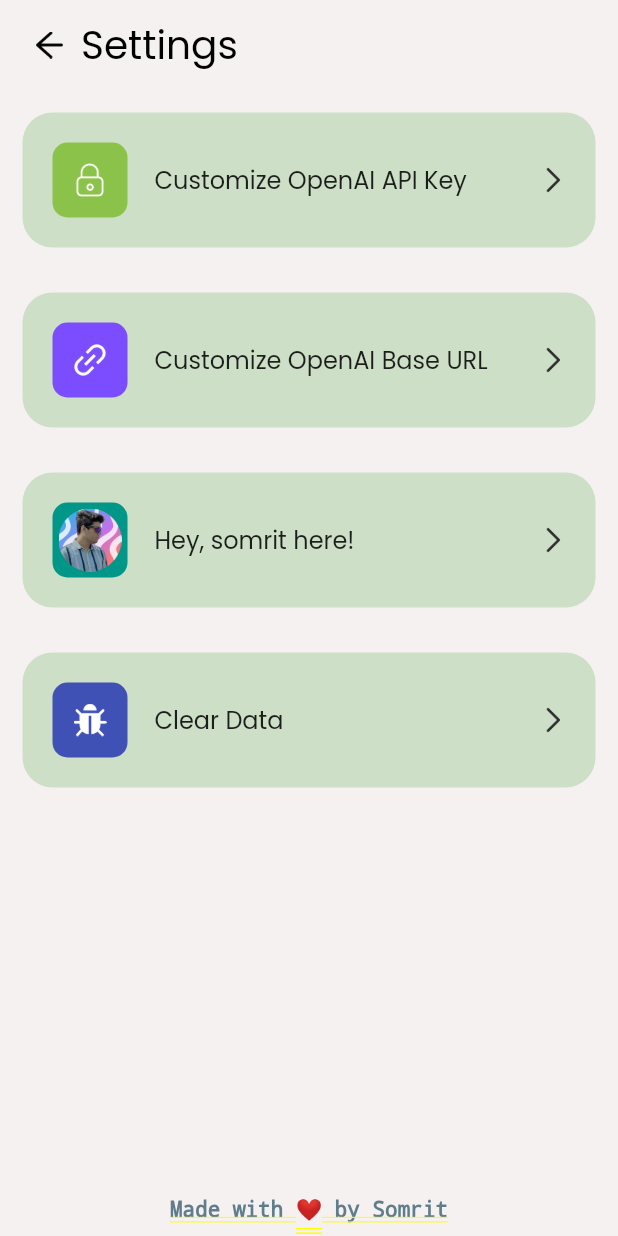
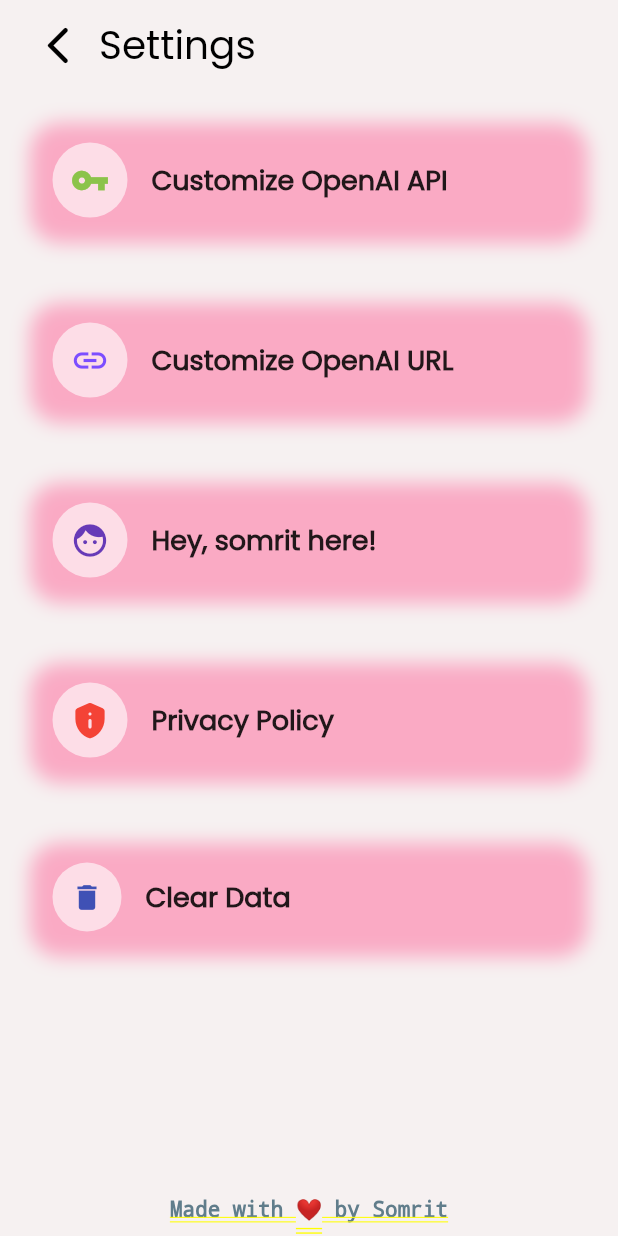
Before and after one commit to somritdasgupta/hypebard, a Flutter app: the screen it shows after launch, after a tap on the "admin panel settings" icon, on a phone screen of 412 x 824 dp. Run offline on Flutter 3.47's test engine with Material 2 defaults, Android fonts, the phone set to English and light mode, and no system bars; our stand-ins replace animated_text_kit, flutter_dotenv, flutter_easyloading, flutter_markdown, flutter_tts, get_storage and 5 more; missing offline and left inert: dart_openai, sp_util.

Commit message:
Squashed those bugs

```diff
--- a/lib/page/HomePage.dart
+++ b/lib/page/HomePage.dart
@@ -150,7 +150,7 @@ class _HomePageState extends State<HomePage> {
                             width: double.maxFinite,
                             child: GestureDetector(
                               onTap: () {
-                                HapticFeedback.vibrate();
+                                Vibration.vibrate(duration: 50);
                                 Utils.jumpPage(
                                     context, const ChatHistoryPage());
                               },
@@ -172,7 +172,7 @@ class _HomePageState extends State<HomePage> {
                                     end: Alignment.bottomRight,
                                     colors: [
                                       Color(
-                                          0xFFB6C5A4), // Customize the gradient start color here
+                                          0xFFCC4E6B), // Customize the gradient start color here
                                       Color(
                                           0xFFF6F1F1), // Customize the gradient end color here
                                     ],
@@ -189,14 +189,16 @@ class _HomePageState extends State<HomePage> {
                                         fontSize: 16,
                                         height: 18 / 16,
                                         fontWeight: FontWeight.bold,
-                                        color: Colors.black54, // Customize the text color here
+                                        color: Colors
+                                            .white, // Customize the text color here
                                       ),
                                     ),
                                     SizedBox(width: 8),
-                                    Image(
-                                      image:
-                                          AssetImage('images/arrow_icon.png'),
-                                      height: 16,
+                                    Icon(
+                                      Icons.arrow_forward_ios_rounded,
+                                      size: 16,
+                                      weight: 60,
+                                      color: Colors.white,
                                     ),
                                   ],
                                 ),
--- a/lib/page/SettingPage.dart
+++ b/lib/page/SettingPage.dart
@@ -1,11 +1,15 @@
 import 'package:flutter/material.dart';
 import 'package:flutter/services.dart';
 import 'package:flutter_easyloading/flutter_easyloading.dart';
+import 'package:hypebard/page/PrivacyPolicyPage.dart';
 import 'package:hypebard/stores/AIChatStore.dart';
 import 'package:hypebard/utils/Chatgpt.dart';
 import 'package:provider/provider.dart';
 import 'package:sp_util/sp_util.dart';
 import 'package:url_launcher/url_launcher.dart';
+import 'package:vibration/vibration.dart';
+
+import '../utils/Utils.dart';
 
 class SettingPage extends StatefulWidget {
   const SettingPage({Key? key}) : super(key: key);
@@ -72,9 +76,11 @@ class _SettingPageState extends State<SettingPage> with WidgetsBindingObserver {
                     child: Row(
                       children: [
                         SizedBox(width: 24),
-                        Image(
-                          width: 18,
-                          image: AssetImage('images/back_icon.png'),
+                        Icon(
+                          Icons.arrow_back_ios_rounded,
+                          size: 30,
+                          weight: 100,
+                          color: Colors.black,
                         ),
                         SizedBox(width: 12),
                         Text(
@@ -103,10 +109,10 @@ class _SettingPageState extends State<SettingPage> with WidgetsBindingObserver {
                 child: Column(
                   children: [
                     renderItemWidget(
-                      'images/key_icon.png',
+                      Icons.vpn_key,
                       Colors.lightGreen,
                       26,
-                      'Customize OpenAI API Key',
+                      'Customize OpenAI API',
                       () async {
                         String cacheKey = ChatGPT.getCacheOpenAIKey();
                         _keyTextEditingController.text = cacheKey;
@@ -114,20 +120,21 @@ class _SettingPageState extends State<SettingPage> with WidgetsBindingObserver {
                       },
                     ),
                     renderItemWidget(
-                      'images/url_icon.png',
+                      Icons.link,
                       Colors.deepPurpleAccent,
                       26,
-                      'Customize OpenAI Base URL',
+                      'Customize OpenAI URL',
                       () async {
                         String cacheUrl = ChatGPT.getCacheOpenAIBaseUrl();
                         _urlTextEditingController.text = cacheUrl;
                         _showCustomOpenAIUrlDialog();
                       },
                     ),
+
                     renderItemWidget(
-                      'images/dev.png',
-                      Colors.teal,
-                      42,
+                      Icons.face,
+                      Colors.deepPurple,
+                      26,
                       'Hey, somrit here!',
                       () async {
                         final Uri url = Uri.parse(
@@ -135,8 +142,21 @@ class _SettingPageState extends State<SettingPage> with WidgetsBindingObserver {
                         launchURL(url.toString());
                       },
                     ),
+
                     renderItemWidget(
-                      'images/debug_icon.png',
+                      Icons.privacy_tip_rounded,
+                      Colors.red,
+                      26,
+                      'Privacy Policy',
+                      () async {
+                                Vibration.vibrate(duration: 50);
+                                Utils.jumpPage(
+                                    context, const PrivacyPolicyPage());
+                              },
+                    ),
+
+                    renderItemWidget(
+                      Icons.delete,
                       Colors.indigo,
                       22,
                       'Clear Data',
@@ -173,77 +193,56 @@ class _SettingPageState extends State<SettingPage> with WidgetsBindingObserver {
   }
 
   Widget renderItemWidget(
-    String iconPath,
-    Color iconBgColor,
+    IconData icon,
+    Color iconColor,
     double iconSize,
     String title,
-    GestureTapCallback back, {
-    String rightIconSrc = 'images/arrow_icon.png',
-  }) {
+    VoidCallback onPressed,
+  ) {
     return InkWell(
-      highlightColor: Colors.transparent,
-      splashColor: Colors.transparent,
-      hoverColor: Colors.yellowAccent,
-      onTap: back,
-      child: Column(
-        children: [
-          Container(
-            margin: const EdgeInsets.all(15),
-            padding:
-                const EdgeInsets.only(left: 20, right: 20, top: 20, bottom: 20),
-            decoration: BoxDecoration(
-              color: const Color(0xA5B7D5AF),
-              borderRadius: BorderRadius.circular(20),
+      onTap: onPressed,
+      child: Container(
+        margin: const EdgeInsets.symmetric(vertical: 20, horizontal: 20),
+        padding: const EdgeInsets.all(15),
+        decoration: BoxDecoration(
+          color: Colors.pink[350],
+          borderRadius: BorderRadius.circular(20),
+          boxShadow: [
+            BoxShadow(
+              color: Colors.pinkAccent.withOpacity(0.4),
+              offset: const Offset(0, 2),
+              blurRadius: 10,
             ),
-            child: Row(
-              mainAxisAlignment: MainAxisAlignment.spaceBetween,
-              children: [
-                Container(
-                  width: 50,
-                  height: 50,
-                  decoration: BoxDecoration(
-                    color: iconBgColor,
-                    borderRadius: const BorderRadius.all(Radius.circular(10)),
-                  ),
-                  child: Row(
-                    mainAxisAlignment: MainAxisAlignment.center,
-                    crossAxisAlignment: CrossAxisAlignment.center,
-                    children: [
-                      SizedBox(
-                        width: iconSize,
-                        height: iconSize,
-                        child: Image(
-                          image: AssetImage(iconPath),
-                        ),
-                      ),
-                    ],
-                  ),
+          ],
+        ),
+        child: Row(
+          crossAxisAlignment: CrossAxisAlignment.center,
+          children: [
+            Container(
+              padding: const EdgeInsets.all(12),
+              decoration: const BoxDecoration(
+                color: Colors.white60,
+                shape: BoxShape.circle,
+              ),
+              child: Icon(
+                icon,
+                color: iconColor,
+                size: iconSize,
+              ),
+            ),
+            const SizedBox(width: 16),
+            Expanded(
+              child: Text(
+                title,
+                style: const TextStyle(
+                  fontSize: 18,
+                  fontWeight: FontWeight.bold,
+                  color: Colors.black87,
                 ),
-                const SizedBox(width: 18),
-                Expanded(
-                  child: Text(
-                    title,
-                    maxLines: 1,
-                    overflow: TextOverflow.ellipsis,
-                    style: const TextStyle(
-                        color: Colors.black87,
-                        fontSize: 16,
-                        fontWeight: FontWeight.normal),
-                  ),
-                ),
-                if (rightIconSrc != '')
-                  Row(
-                    children: [
-                      Image(
-                        image: AssetImage(rightIconSrc),
-                        width: 18,
-                      ),
-                    ],
-                  ),
-              ],
+              ),
             ),
-          ),
-        ],
+          ],
+        ),
       ),
     );
   }
@@ -282,7 +281,7 @@ class _SettingPageState extends State<SettingPage> with WidgetsBindingObserver {
                     ),
                   );
                   EasyLoading.showToast(
-                    'Copy successfully!',
+                    'Copied successfully!',
                     dismissOnTap: true,
                   );
                   isCopying = false;
```
Also changed, not shown: lib/page/ChatHistoryPage.dart (+39 -10 lines), lib/page/ChatPage.dart (+52 -26 lines), lib/page/PrivacyPolicyPage.dart (added, +181 -0 lines).
